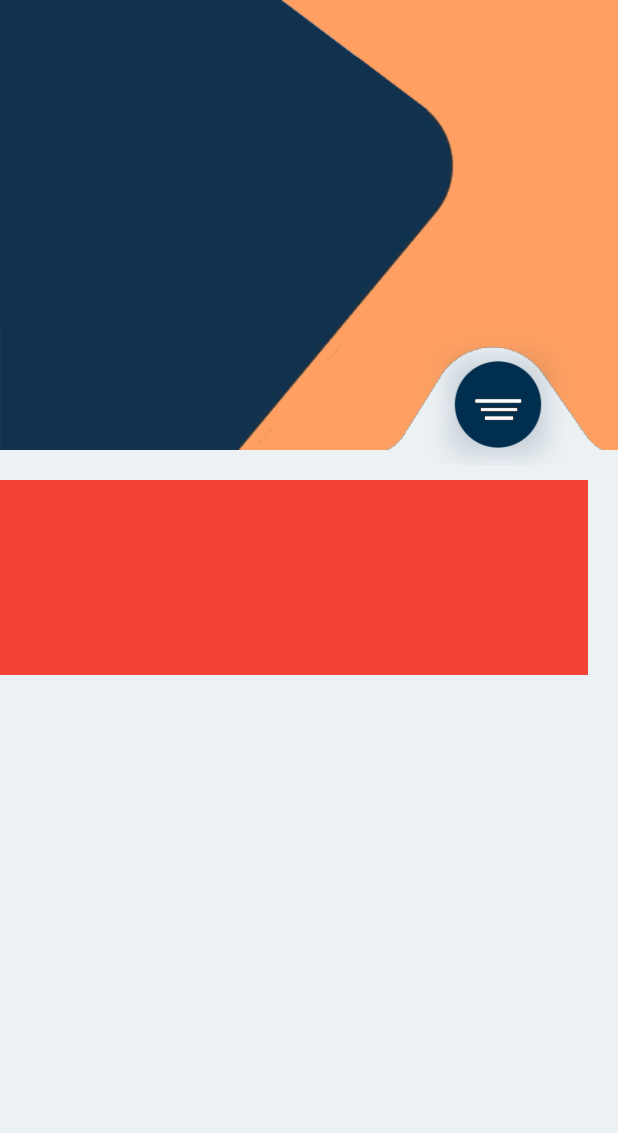
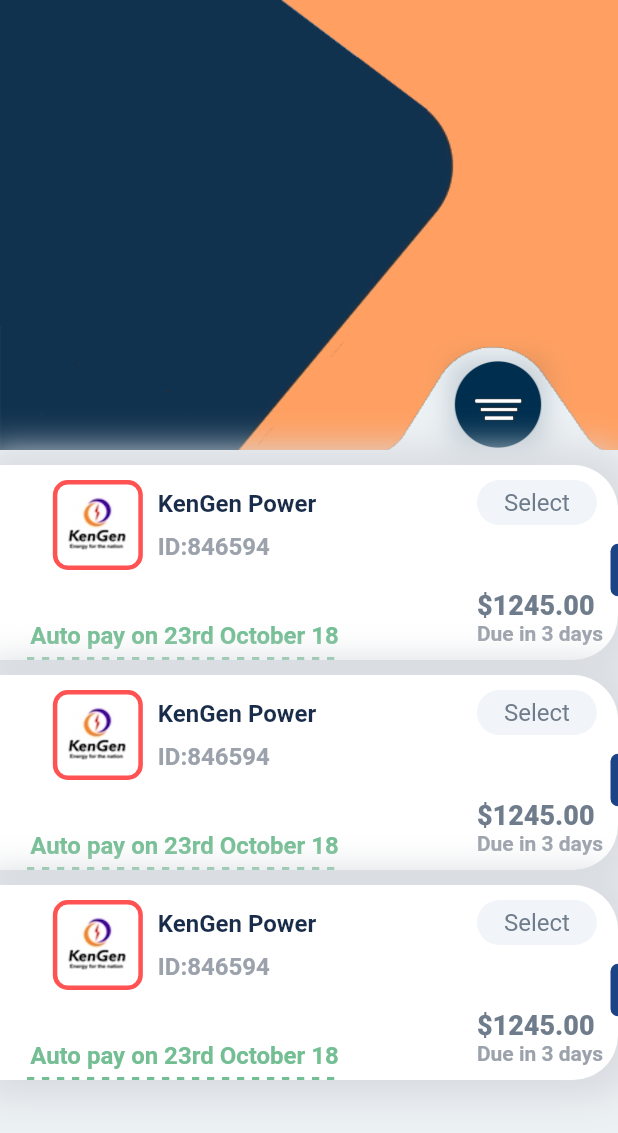
Before and after one commit to WambuaSimon/Lipa-Bills, a Flutter app: the screen it shows after launch, on a phone screen of 412 x 824 dp. Shown: the top 1133 px of the screen. Run offline on Flutter 3.47's test engine with Material 2 defaults, Android fonts, the phone set to English and light mode, and no system bars.

```diff
--- a/lib/pages/my_home_page.dart
+++ b/lib/pages/my_home_page.dart
@@ -1,5 +1,7 @@
 import 'package:flutter/material.dart';
 import 'package:flutter_payment_app/component/colors.dart';
+import 'package:flutter_payment_app/widgets/text_size.dart';
+import 'dart:math' as math;
 
 class MyHomePage extends StatefulWidget {
   const MyHomePage({Key? key}) : super(key: key);
@@ -20,35 +22,32 @@ class _MyHomePageState extends State<MyHomePage> {
         height: h,
         child: Stack(
           children: [
-           _headSection(),
+            _headSection(),
             _listBills(),
           ],
         ),
       ),
     );
   }
-  _buttonContainer(){
+
+  _buttonContainer() {
     return Positioned(
         bottom: 10,
         right: 50,
         child: Container(
-
           height: 60,
           width: 60,
           decoration: BoxDecoration(
-              image: DecorationImage(
-                  image: AssetImage('images/lines.png')
-              ),
+              image: DecorationImage(image: AssetImage('images/lines.png')),
               boxShadow: [
                 BoxShadow(
                     blurRadius: 15,
-                    offset: Offset(0,1),
-                    color: Color(0xFF11324d).withOpacity(0.2)
-                )
-              ]
-          ),
+                    offset: Offset(0, 1),
+                    color: Color(0xFF11324d).withOpacity(0.2))
+              ]),
         ));
   }
+
   _headSection() {
     return Container(
       height: 310,
@@ -61,6 +60,7 @@ class _MyHomePageState extends State<MyHomePage> {
       ),
     );
   }
+
   _mainBackground() {
     return Positioned(
       bottom: 10,
@@ -70,11 +70,11 @@ class _MyHomePageState extends State<MyHomePage> {
         width: MediaQuery.of(context).size.width,
         decoration: BoxDecoration(
             image: DecorationImage(
-                fit: BoxFit.cover,
-                image: AssetImage('images/background.png'))),
+                fit: BoxFit.cover, image: AssetImage('images/background.png'))),
       ),
     );
   }
+
   _curveImageContainer() {
     return Positioned(
         left: 0,
@@ -90,14 +90,145 @@ class _MyHomePageState extends State<MyHomePage> {
           ),
         ));
   }
-  _listBills(){
-  return Positioned(
-      top: 320,
-      child: Container(
-    height: 130,
-    width: MediaQuery.of(context).size.width - 20,
-    color: Colors.red,
-  ));
+
+  _listBills() {
+    return Positioned(
+      top: 300,
+      /*u have to set this properties when u use a list view inside a positioned widget*/
+      left: 0,
+      right: 0,
+      bottom: 0,
+      child: MediaQuery.removePadding(
+        removeTop: true,
+        context: context,
+        child: ListView.builder(
+
+          itemCount: 3,
+          itemBuilder: (_, index){
+            return Container(
+              margin: EdgeInsets.only(top:10),
+              height: 130,
+              width: MediaQuery.of(context).size.width - 20,
+              decoration: BoxDecoration(
+                  color: Colors.white,
+                  borderRadius: BorderRadius.only(
+                      topRight: Radius.circular(30),
+                      bottomRight: Radius.circular(30)),
+                  boxShadow: [
+                    BoxShadow(
+                        color: Color(0xFFd8dbe0),
+                        offset: Offset(1, 1),
+                        blurRadius: 20.0,
+                        spreadRadius: 10)
+                  ]),
+              child: Container(
+                margin: const EdgeInsets.only(top: 10, left: 18),
+                child: Row(
+                  mainAxisAlignment: MainAxisAlignment.spaceBetween,
+                  children: [
+                    Column(
+                      mainAxisAlignment: MainAxisAlignment.spaceBetween,
+                      children: [
+                        Row(
+                          children: [
+                            Container(
+                              height: 60,
+                              width: 60,
+                              decoration: BoxDecoration(
+                                  borderRadius: BorderRadius.circular(10),
+                                  border:
+                                  Border.all(width: 3, color: Colors.redAccent),
+                                  image: DecorationImage(
+                                      fit: BoxFit.cover,
+                                      image: AssetImage('images/brand1.png'))),
+                            ),
+                            SizedBox(width: 10),
+                            Column(
+                              crossAxisAlignment: CrossAxisAlignment.start,
+                              children: [
+                                Text(
+                                  'KenGen Power',
+                                  style: TextStyle(
+                                      fontSize: 16,
+                                      color: AppColor.mainColor,
+                                      fontWeight: FontWeight.bold),
+                                ),
+                                SizedBox(height: 10),
+                                Text(
+                                  'ID:846594',
+                                  style: TextStyle(
+                                      fontSize: 16,
+                                      color: AppColor.idColor,
+                                      fontWeight: FontWeight.bold),
+                                )
+                              ],
+                            ),
+                          ],
+                        ),
+                        SizedText(
+                            text: 'Auto pay on 23rd October 18',
+                            color: AppColor.green),
+                      ],
+                    ),
+                    Row(
+                      children: [
+                        Column(
+                          crossAxisAlignment: CrossAxisAlignment.start,
+                          children: [
+                            Container(
+                              width: 80,
+                              height: 30,
+                              decoration: BoxDecoration(
+                                  borderRadius: BorderRadius.circular(30),
+                                  color: AppColor.selectBackground),
+                              child: Center(
+                                child: Text(
+                                  'Select',
+                                  style: TextStyle(
+                                      fontSize: 16, color: AppColor.selectColor),
+                                ),
+                              ),
+                            ),
+                            Expanded(child: Container()),
+                            Text(
+                              "\$1245.00",
+                              style: TextStyle(
+                                  fontSize: 18,
+                                  color: AppColor.selectColor,
+                                  fontWeight: FontWeight.w900),
+                            ),
+                            Text(
+                              "Due in 3 days",
+                              style: TextStyle(
+                                  fontSize: 14,
+                                  color: AppColor.idColor,
+                                  fontWeight: FontWeight.w700),
+                            ),
+                            SizedBox(
+                              height: 10.0,
+                            )
+                          ],
+                        ),
+                        SizedBox(width: 5),
+                        Container(
+                          width: 5,
+                          height: 35,
+                          decoration: BoxDecoration(
+                              color: Color((math.Random().nextDouble() * 0xFFFFFF).toInt()).withOpacity(1.0),
+                              borderRadius: BorderRadius.only(
+                                  topLeft: Radius.circular(30),
+                                  bottomLeft: Radius.circular(30))),
+                        ),
+                      ],
+                    )
+                  ],
+                ),
+              ),
+            );
+          },
+
+        ),
+      )
+    );
   }
-
 }
--- /dev/null
+++ b/lib/widgets/text_size.dart
@@ -0,0 +1,58 @@
+import 'package:flutter/material.dart';
+import 'package:flutter_payment_app/component/colors.dart';
+
+class SizedText extends StatelessWidget {
+ final String text;
+ final Color color;
+const SizedText({Key? key, required this.text, required this.color}) : super(key:key);
+  @override
+  Widget build(BuildContext context) {
+    final Size textSize = _textSize(text);
+    return Container(
+      child: Column(
+        children: [
+          Text(
+            text,
+            style: TextStyle(
+                fontSize: 16,
+                color: color,
+                fontWeight: FontWeight.w700
+            ),
+            maxLines: 1,
+            softWrap: false,
+            overflow: TextOverflow.clip,
+          ),
+          SizedBox(height:5),
+          Row(
+            children: [
+              for(int i=0;i<textSize.width/5;i++)
+               i.isEven?Container(
+                  width: 5,
+                  color: color,
+                  height: 2,
+                ):Container(
+                 width: 5,
+                 color: Colors.white,
+                 height: 2,
+               )
+            ],
+          )
+        ],
+      ),
+    );
+  }
+
+  Size _textSize(String text){
+  final TextPainter textPainter =   TextPainter(
+      text: TextSpan(text: text,style:  TextStyle(
+          fontSize: 16,
+          color: color,
+          fontWeight: FontWeight.w700
+      ),),
+      maxLines: 1,
+      textDirection: TextDirection.ltr,
+    )..layout(minWidth: 0,maxWidth: double.infinity);
+
+    return textPainter.size;
+  }
+}
```
